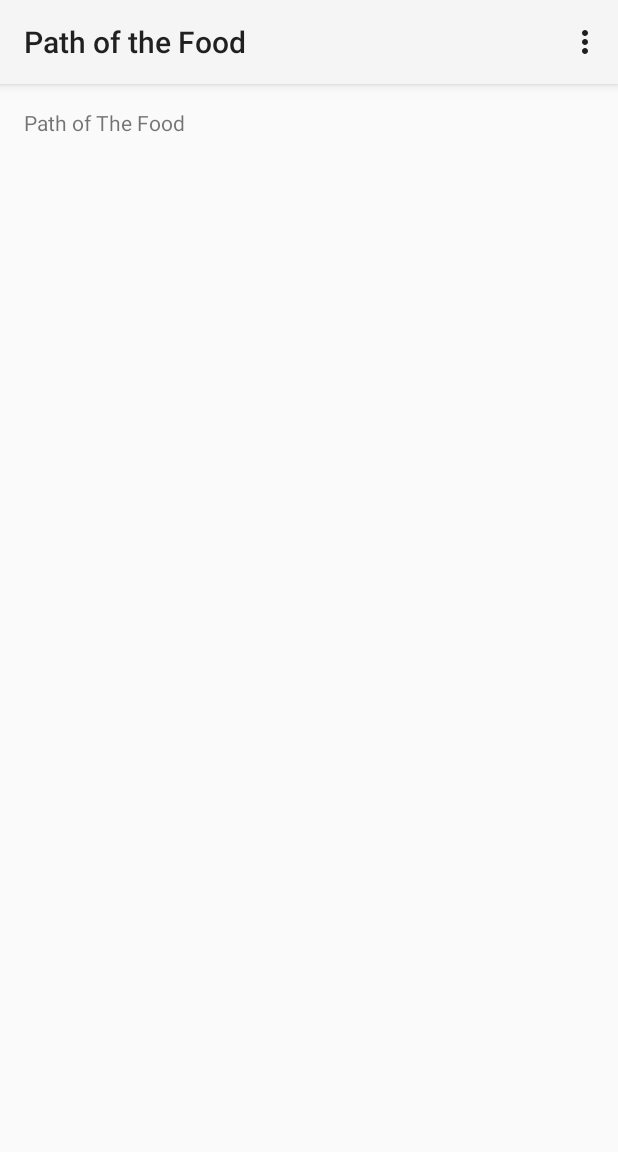
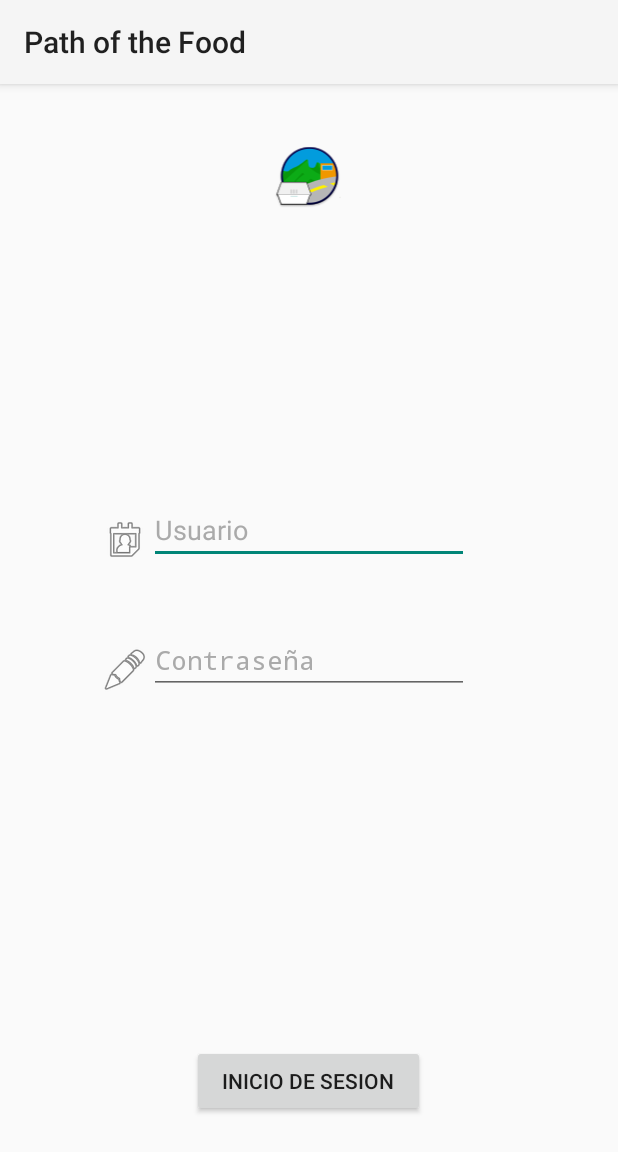
Before and after one commit to Jc2502/Path-of-the-Food, an Android app: the screen it shows after launch (MyActivity before the commit, Login after it), on a phone screen of 412 x 824 dp. Shown: the top 1152 px of the screen. Run offline under Robolectric (Android 15) with nearby library versions, the phone set to English and light mode, and no system bars.

Commit message:
Login-Logout

```diff
--- a/app/build.gradle
+++ b/app/build.gradle
@@ -21,4 +21,5 @@ android {
 
 dependencies {
     compile fileTree(dir: 'libs', include: ['*.jar'])
+    compile files('libs/gson-2.2.4.jar')
 }
--- a/app/src/main/java/com/pathofthefood/flyingburger/MyActivity.java
+++ /dev/null
@@ -1,25 +0,0 @@
-package com.pathofthefood.flyingburger;
-
-import android.app.Activity;
-import android.os.Bundle;
-import android.view.Menu;
-
-
-public class MyActivity extends Activity {
-
-    @Override
-    protected void onCreate(Bundle savedInstanceState) {
-        super.onCreate(savedInstanceState);
-        setContentView(R.layout.activity_my);
-    }
-
-
-    @Override
-    public boolean onCreateOptionsMenu(Menu menu) {
-        // Inflate the menu; this adds items to the action bar if it is present.
-        getMenuInflater().inflate(R.menu.my, menu);
-        return true;
-    }
-
-
-}
--- a/app/src/main/res/layout/activity_my.xml
+++ b/app/src/main/res/layout/activity_my.xml
@@ -6,11 +6,62 @@
                 android:paddingRight="@dimen/activity_horizontal_margin"
                 android:paddingTop="@dimen/activity_vertical_margin"
                 android:paddingBottom="@dimen/activity_vertical_margin"
-    tools:context=".MyActivity">
+                tools:context="com.pathofthefood.flyingburger.Login" android:id="@+id/login">
 
-    <TextView
-        android:text="Path of The Food"
+    <EditText
             android:layout_width="wrap_content"
-        android:layout_height="wrap_content" />
+            android:layout_height="wrap_content"
+            android:inputType="textPersonName"
+            android:ems="10"
+            android:textColorHint="@android:color/darker_gray"
+            android:textColor="@android:color/holo_red_dark"
+            android:hint="Usuario"
+            android:id="@+id/userText"
+            android:layout_marginBottom="41dp" android:layout_above="@+id/passwordText"
+            android:layout_centerHorizontal="true"/>
+
+    <EditText
+            android:layout_width="wrap_content"
+            android:layout_height="wrap_content"
+            android:inputType="textPassword"
+            android:ems="10"
+            android:layout_alignLeft="@id/userText"
+            android:textColorHint="@android:color/darker_gray"
+            android:textColor="@android:color/holo_red_dark"
+            android:hint="Contraseña"
+            android:id="@+id/passwordText"
+            android:layout_centerVertical="true" android:layout_alignRight="@+id/userText"
+            android:layout_alignEnd="@+id/userText"/>
+
+    <Button
+            android:layout_width="155dp"
+            android:layout_height="wrap_content"
+            android:text="Inicio de Sesion"
+            android:textAlignment="center"
+            android:id="@+id/loginButton"
+            android:layout_marginBottom="63dp" android:layout_alignParentBottom="true"
+            android:layout_centerHorizontal="true"/>
+    <ImageView
+            android:layout_width="wrap_content"
+            android:layout_height="wrap_content"
+            android:id="@+id/imageView"
+            android:layout_toStartOf="@+id/userText"
+            android:layout_alignBottom="@+id/userText" android:layout_toLeftOf="@+id/userText"
+            android:src="@android:drawable/ic_menu_my_calendar"/>
+    <ImageView
+            android:layout_width="wrap_content"
+            android:layout_height="wrap_content"
+            android:id="@+id/imageView2" android:layout_alignBottom="@+id/passwordText"
+            android:layout_toLeftOf="@+id/userText" android:layout_toStartOf="@+id/userText"
+            android:src="@android:drawable/ic_menu_edit"/>
+    <ImageView
+            android:layout_marginTop="21dp"
+            android:layout_width="wrap_content"
+            android:layout_height="wrap_content"
+            android:id="@+id/imageView3"
+            android:src="@drawable/ic_launcher"
+            android:layout_alignParentTop="true" android:layout_alignLeft="@+id/loginButton"
+            android:layout_alignStart="@+id/loginButton" android:layout_alignRight="@+id/loginButton"
+            android:layout_alignEnd="@+id/loginButton"/>
 
 </RelativeLayout>
--- a/app/src/main/res/values/strings.xml
+++ b/app/src/main/res/values/strings.xml
@@ -4,5 +4,6 @@
     <string name="app_name">Path of the Food</string>
     <string name="hello_world">Hello world!</string>
     <string name="action_settings">Settings</string>
+    <string name="title_activity_home">Home</string>
 
 </resources>
```
Also changed, not shown: app/src/main/AndroidManifest.xml (+9 -1 lines), app/src/main/java/com/pathofthefood/flyingburger/Home.java (added, +127 -0 lines), app/src/main/java/com/pathofthefood/flyingburger/HttpClientHelp.java (added, +130 -0 lines), app/src/main/java/com/pathofthefood/flyingburger/Login.java (added, +144 -0 lines), app/src/main/res/layout/activity_home.xml (added, +18 -0 lines), app/src/main/res/menu/home.xml (added, +8 -0 lines), app/libs/gson-2.2.4.jar (added), app/src/main/res/drawable-hdpi/ic_launcher.png, app/src/main/res/drawable-mdpi/ic_launcher.png, app/src/main/res/drawable-xhdpi/ic_launcher.png, app/src/main/res/drawable-xxhdpi/ic_launcher.png, app/src/main/res/drawable-xxxhdpi/ic_launcher.png (added), 1 other file. Lines whose indentation alone changed are shown as unchanged.
